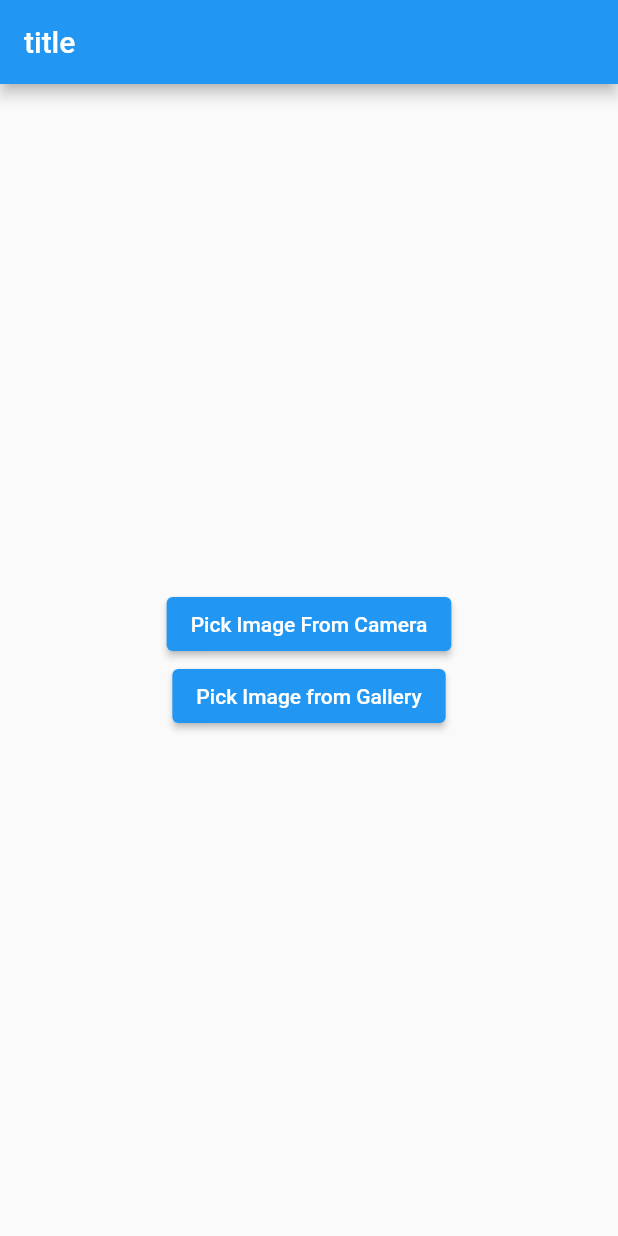
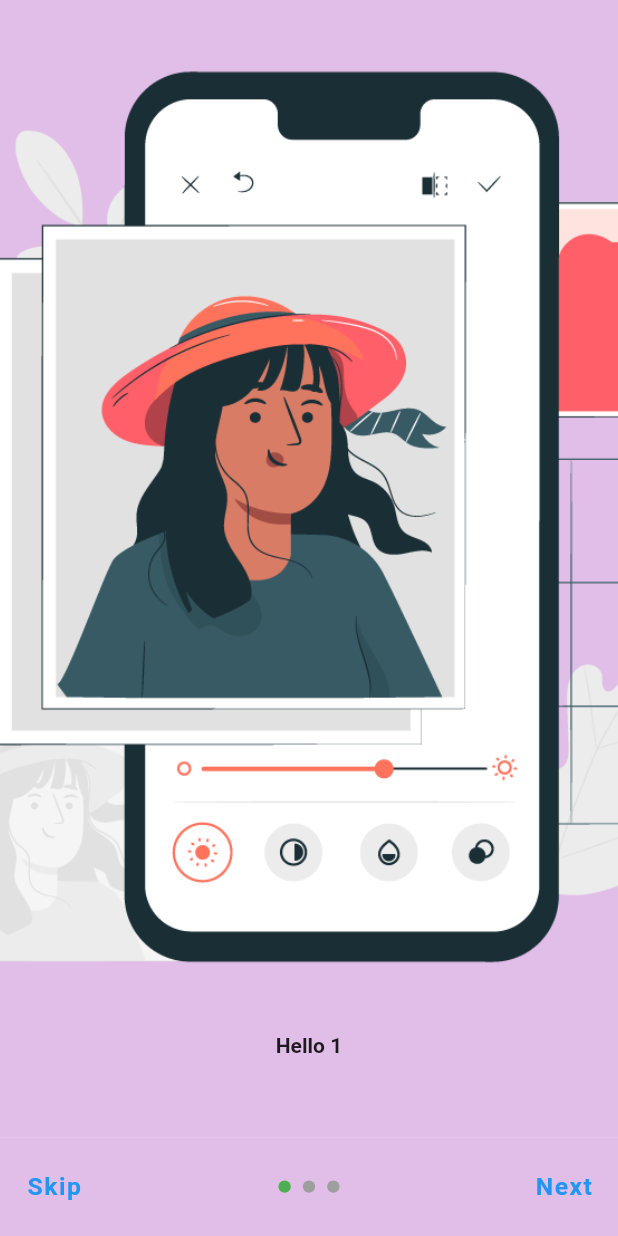
Before and after one commit to sthakrishnakumar/flutter-image-editor-app, a Flutter app: the screen it shows after launch, on a phone screen of 412 x 824 dp. Run offline on Flutter 3.47's test engine with Material 2 defaults, Android fonts, the phone set to English and light mode, and no system bars; drawn by our look-alikes of smooth_page_indicator; our stand-ins replace extended_image, flutter_riverpod, image_gallery_saver, image_picker, permission_handler, share_plus.

Commit message:
onboarding screen added

```diff
--- /dev/null
+++ b/lib/app/app.dart
@@ -0,0 +1,19 @@
+import 'package:flutter/material.dart';
+import 'package:flutter_image_editor/features/onboarding/onboarding_screen.dart';
+
+class MyApp extends StatelessWidget {
+  const MyApp({Key? key}) : super(key: key);
+
+  // This widget is the root of your application.
+  @override
+  Widget build(BuildContext context) {
+    return MaterialApp(
+      debugShowCheckedModeBanner: false,
+      title: 'Flutter Demo',
+      theme: ThemeData(
+        primarySwatch: Colors.blue,
+      ),
+      home: const OnboardingScreen(),
+    );
+  }
+}
--- a/lib/features/edit_image/select_image_page.dart
+++ b/lib/features/edit_image/select_image_page.dart
@@ -5,14 +5,14 @@ import 'package:flutter/material.dart';
 import 'package:flutter_image_editor/features/edit_image/edit_screen.dart';
 import 'package:image_picker/image_picker.dart';
 
-class SelectImage extends StatefulWidget {
-  const SelectImage({Key? key}) : super(key: key);
+class Dashboard extends StatefulWidget {
+  const Dashboard({Key? key}) : super(key: key);
 
   @override
-  State<SelectImage> createState() => _SelectImageState();
+  State<Dashboard> createState() => _DashboardState();
 }
 
-class _SelectImageState extends State<SelectImage> {
+class _DashboardState extends State<Dashboard> {
   File? image;
   final picker = ImagePicker();
   Future getImageCamera() async {
@@ -56,26 +56,33 @@ class _SelectImageState extends State<SelectImage> {
   @override
   Widget build(BuildContext context) {
     return Scaffold(
+      floatingActionButton: FloatingActionButton(
+        onPressed: () => getImageGallery(),
+        child: const Icon(
+          Icons.add,
+          size: 40,
+        ),
+      ),
       appBar: AppBar(
-        title: const Text('title'),
+        title: const Text('Dashboard'),
       ),
       body: Column(
         mainAxisAlignment: MainAxisAlignment.center,
-        children: [
-          Center(
-            child: ElevatedButton(
-              onPressed: () {
-                getImageCamera();
-              },
-              child: const Text('Pick Image From Camera'),
-            ),
-          ),
-          ElevatedButton(
-            onPressed: () {
-              getImageGallery();
-            },
-            child: const Text('Pick Image from Gallery'),
-          ),
+        children: const [
+          // Center(
+          //   child: ElevatedButton(
+          //     onPressed: () {
+          //       getImageCamera();
+          //     },
+          //     child: const Text('Pick Image From Camera'),
+          //   ),
+          // ),
+          // ElevatedButton(
+          //   onPressed: () {
+          //     getImageGallery();
+          //   },
+          //   child: const Text('Pick Image from Gallery'),
+          // ),
         ],
       ),
     );
--- /dev/null
+++ b/lib/features/onboarding/onboarding_screen.dart
@@ -0,0 +1,194 @@
+import 'package:flutter/cupertino.dart';
+import 'package:flutter/material.dart';
+import 'package:flutter_image_editor/features/edit_image/select_image_page.dart';
+import 'package:flutter_riverpod/flutter_riverpod.dart';
+import 'package:smooth_page_indicator/smooth_page_indicator.dart';
+
+class OnboardingScreen extends StatefulWidget {
+  const OnboardingScreen({Key? key}) : super(key: key);
+
+  @override
+  State<OnboardingScreen> createState() => _ClassNameState();
+}
+
+class _ClassNameState extends State<OnboardingScreen> {
+  final controller = PageController();
+  bool isLastPage = false;
+  @override
+  void dispose() {
+    controller.dispose();
+    super.dispose();
+  }
+
+  @override
+  Widget build(BuildContext context) {
+    final size = MediaQuery.of(context).size;
+    final height = size.height;
+    final width = size.width;
+    final Color color = Colors.purple[100]!;
+    List<BuildPage> onboards = [
+      BuildPage(
+        color: color,
+        urlImage: 'assets/onboard1.png',
+        title: 'Hello 1',
+        subtitle: 'This is on board page',
+      ),
+      BuildPage(
+        color: color,
+        urlImage: 'assets/onboard2.png',
+        title: 'Hello 2',
+        subtitle: 'This is on board page',
+      ),
+      BuildPage(
+        color: color,
+        urlImage: 'assets/onboard3.png',
+        title: 'Hello 3',
+        subtitle: 'This is on board page',
+      ),
+    ];
+
+    return SafeArea(
+      child: Scaffold(
+        body: Container(
+          padding: EdgeInsets.only(bottom: height * 0.08),
+          child: PageView(
+            controller: controller,
+            onPageChanged: (index) {
+              setState(() {
+                isLastPage = index == 2;
+              });
+            },
+            children: [
+              ...onboards,
+            ],
+          ),
+        ),
+        bottomSheet: isLastPage
+            ? Consumer(builder: (context, ref, child) {
+                return TextButton(
+                  style: TextButton.styleFrom(
+                    shape: RoundedRectangleBorder(
+                      borderRadius: BorderRadius.circular(4),
+                    ),
+                    primary: Colors.white,
+                    backgroundColor: Colors.teal.shade700,
+                    minimumSize: Size.fromHeight(height * 0.085),
+                  ),
+                  onPressed: () async {
+                    if (mounted) {
+                      Navigator.pushReplacement(
+                        context,
+                        CupertinoPageRoute(
+                          builder: (context) => const Dashboard(),
+                        ),
+                      );
+                    }
+                  },
+                  child: Text(
+                    'Get Started',
+                    style: TextStyle(
+                      fontSize: width * 0.04,
+                      fontWeight: FontWeight.bold,
+                      letterSpacing: 1.0,
+                    ),
+                  ),
+                );
+              })
+            : Container(
+                padding: EdgeInsets.symmetric(horizontal: width * 0.01),
+                color: Colors.purple[100],
+                height: height * 0.08,
+                child: Row(
+                  mainAxisAlignment: MainAxisAlignment.spaceBetween,
+                  children: [
+                    TextButton(
+                      onPressed: () => controller.jumpToPage(3),
+                      child: Text(
+                        'Skip',
+                        style: TextStyle(
+                          fontSize: width * 0.04,
+                          fontWeight: FontWeight.bold,
+                          letterSpacing: 1.0,
+                        ),
+                      ),
+                    ),
+                    SmoothPageIndicator(
+                      controller: controller,
+                      count: 3,
+                      onDotClicked: (index) => controller.animateToPage(
+                        index,
+                        duration: const Duration(milliseconds: 500),
+                        curve: Curves.easeInOut,
+                      ),
+                      effect: WormEffect(
+                        activeDotColor: Colors.green,
+                        dotHeight: height * 0.010,
+                        dotWidth: width * 0.02,
+                      ),
+                    ),
+                    TextButton(
+                      onPressed: () => controller.nextPage(
+                          duration: const Duration(milliseconds: 500),
+                          curve: Curves.easeInOut),
+                      child: Text(
+                        'Next',
+                        style: TextStyle(
+                          fontSize: width * 0.04,
+                          fontWeight: FontWeight.bold,
+                          letterSpacing: 1.0,
+                        ),
+                      ),
+                    ),
+                  ],
+                ),
+              ),
+      ),
+    );
+  }
+}
+
+class BuildPage extends StatelessWidget {
+  BuildPage({
+    Key? key,
+    required this.color,
+    required this.urlImage,
+    required this.title,
+    required this.subtitle,
+  }) : super(key: key);
+
+  Color color;
+  String urlImage;
+  String title;
+  String subtitle;
+
+  @override
+  Widget build(BuildContext context) {
+    final size = MediaQuery.of(context).size;
+
+    return Container(
+      color: color,
+      child: Column(
+        mainAxisAlignment: MainAxisAlignment.center,
+        children: [
+          Expanded(
+            flex: 20,
+            child: Image.asset(
+              urlImage,
+              fit: BoxFit.cover,
+              width: double.infinity,
+            ),
+          ),
+          Expanded(
+            flex: 2,
+            child: Text(
+              title,
+              style: const TextStyle(
+                fontWeight: FontWeight.bold,
+              ),
+            ),
+          ),
+        ],
+      ),
+    );
+  }
+}
--- a/lib/main.dart
+++ b/lib/main.dart
@@ -1,23 +1,9 @@
 import 'package:flutter/material.dart';
-import 'package:flutter_image_editor/features/edit_image/select_image_page.dart';
+
+import 'app/app.dart';
 
 void main() {
-  runApp(const MyApp());
+  runApp(
+    const MyApp(),
+  );
 }
-
-class MyApp extends StatelessWidget {
-  const MyApp({Key? key}) : super(key: key);
-
-  // This widget is the root of your application.
-  @override
-  Widget build(BuildContext context) {
-    return MaterialApp(
-      debugShowCheckedModeBanner: false,
-      title: 'Flutter Demo',
-      theme: ThemeData(
-        primarySwatch: Colors.blue,
-      ),
-      home: const SelectImage(),
-    );
-  }
-}
```
Also changed, not shown: pubspec.yaml (+5 -3 lines), assets/app_logo.jpg (added), assets/onboard1.png (added), assets/onboard2.png (added), assets/onboard3.png (added), pubspec.lock, 2 other files.
